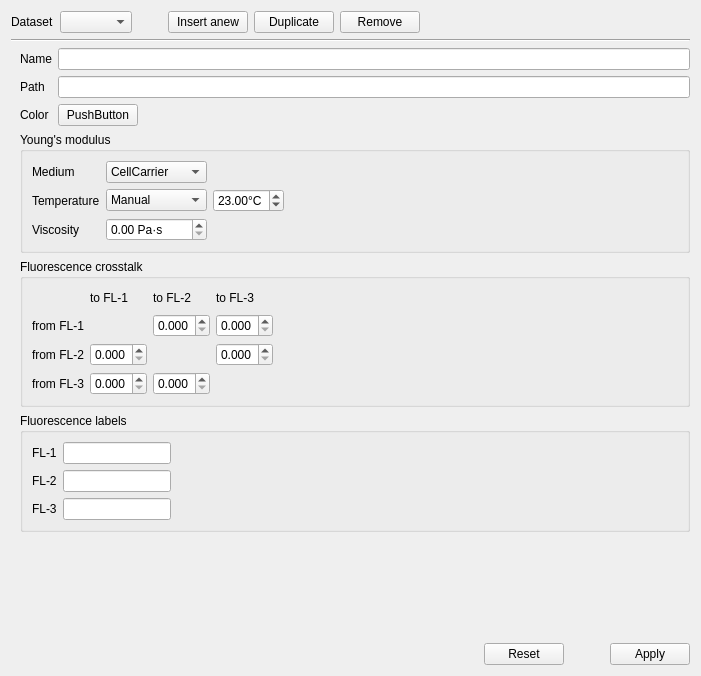
First picture: the form in shapeout2/gui/analysis/ana_slot.ui, repository ZELLMECHANIK-DRESDEN/ShapeOut2, before the edit.
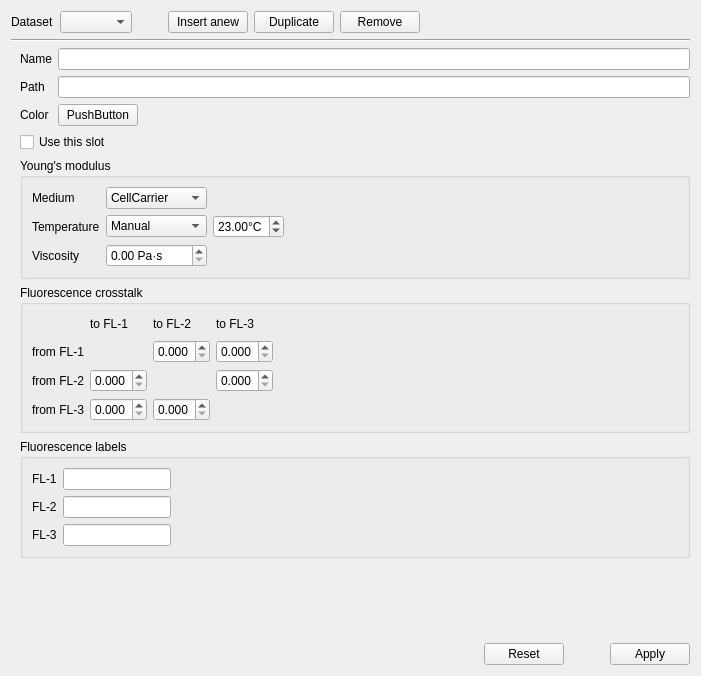
Second picture: the form after the edit. Custom widgets are drawn as their Qt base class.

Commit message: allow to enable/disable slot from analysis view panel

Diff of the .ui file:
```diff
--- a/shapeout2/gui/analysis/ana_slot.ui
+++ b/shapeout2/gui/analysis/ana_slot.ui
@@ -152,6 +152,13 @@
        </item>
       </layout>
      </item>
+     <item>
+      <widget class="QCheckBox" name="checkBox_use">
+       <property name="text">
+        <string>Use this slot</string>
+       </property>
+      </widget>
+     </item>
      <item>
       <widget class="QGroupBox" name="groupBox_2">
        <property name="toolTip">
```
The commit also changes 7 other files.
